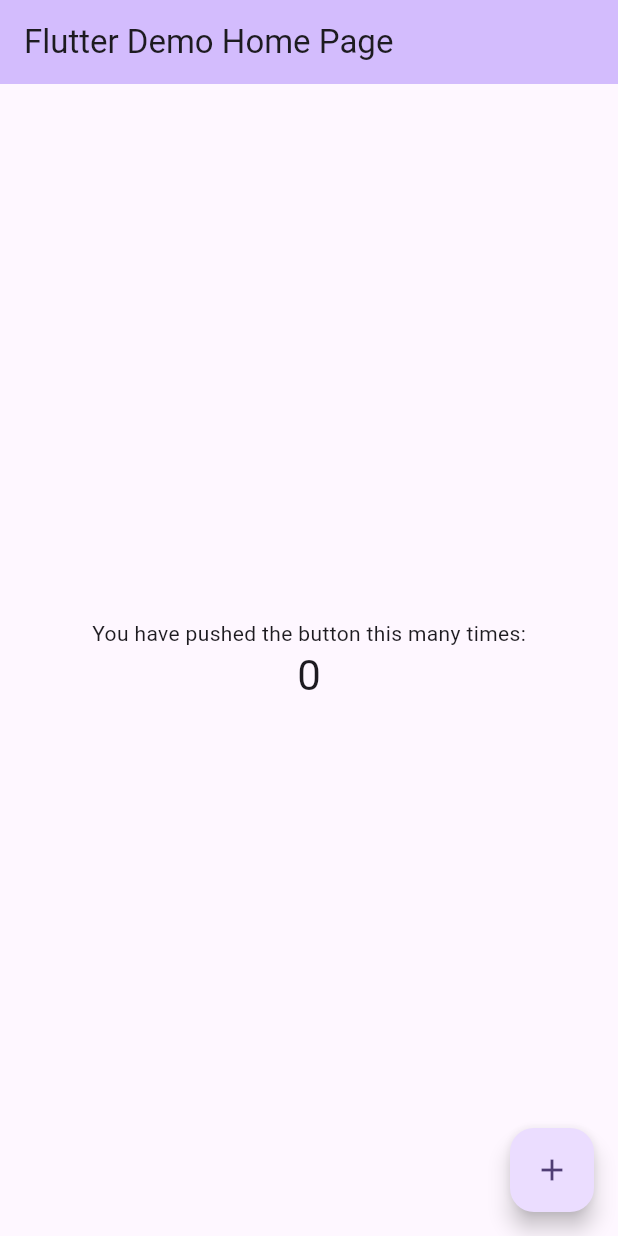
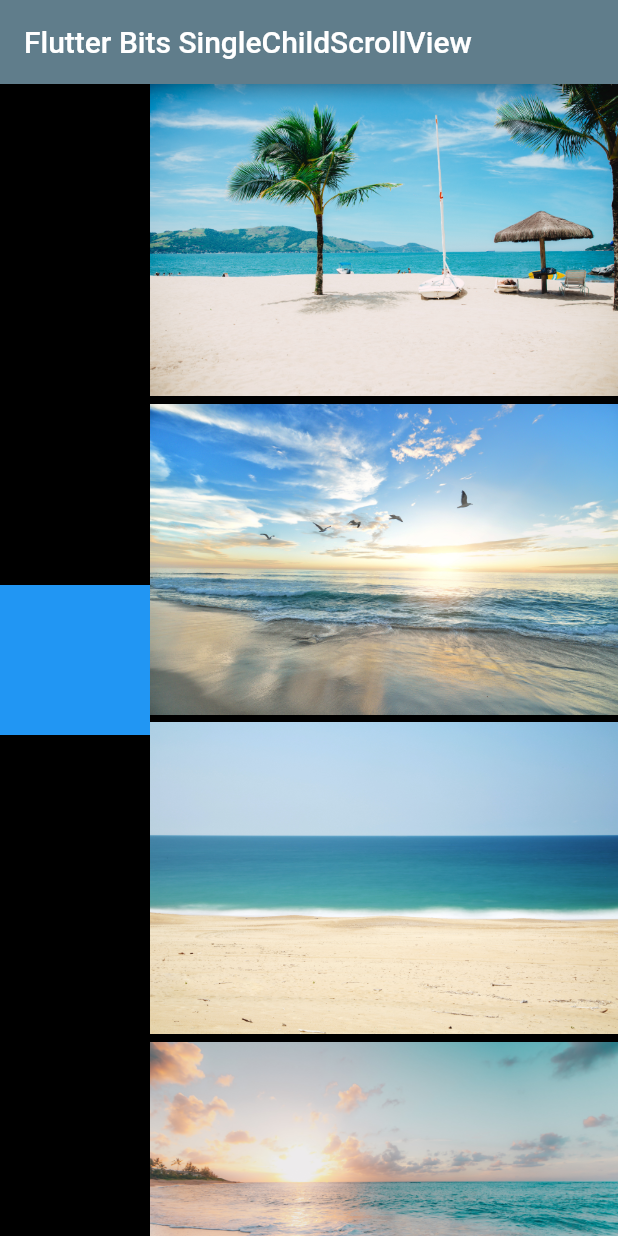
Before and after one commit to FlutterBitsYouTube/SingleChildScrollView, a Flutter app: the screen it shows after launch, on a phone screen of 412 x 824 dp. Run offline on Flutter 3.47's test engine with Material 2 defaults, Android fonts, the light colour scheme and no system bars.

Commit message:
final version

```diff
--- /dev/null
+++ b/lib/fb_app_bar.dart
@@ -0,0 +1,16 @@
+import 'package:flutter/material.dart';
+
+class FBAppBar extends StatelessWidget implements PreferredSizeWidget {
+  const FBAppBar({super.key});
+
+  @override
+  Widget build(BuildContext context) {
+    return AppBar(
+      title: const Text('Flutter Bits SingleChildScrollView'),
+      backgroundColor: Colors.blueGrey,
+    );
+  }
+
+  @override
+  Size get preferredSize => const Size.fromHeight(kToolbarHeight);
+}
--- /dev/null
+++ b/lib/fb_body.dart
@@ -0,0 +1,42 @@
+import 'package:flutter/material.dart';
+
+class FBBody extends StatelessWidget {
+  const FBBody({super.key});
+
+  @override
+  Widget build(BuildContext context) {
+    return Row(
+      children: [
+        Container(
+          height: 100,
+          width: 100,
+          color: Colors.blue,
+        ),
+        Expanded(
+          child: SingleChildScrollView(
+            child: Column(
+              children: [
+                Image.asset('assets/b1.jpg'),
+                const SizedBox(
+                  height: 5,
+                  width: 5,
+                ),
+                Image.asset('assets/b2.jpg'),
+                const SizedBox(
+                  height: 5,
+                  width: 5,
+                ),
+                Image.asset('assets/b3.jpg'),
+                const SizedBox(
+                  height: 5,
+                  width: 5,
+                ),
+                Image.asset('assets/b4.jpg'),
+              ],
+            ),
+          ),
+        ),
+      ],
+    );
+  }
+}
--- a/lib/main.dart
+++ b/lib/main.dart
@@ -1,125 +1,25 @@
+import './fb_app_bar.dart';
+import './fb_body.dart';
 import 'package:flutter/material.dart';
 
 void main() {
-  runApp(const MyApp());
+  runApp(const FBSingleChildScrollView());
 }
 
-class MyApp extends StatelessWidget {
-  const MyApp({super.key});
+class FBSingleChildScrollView extends StatelessWidget {
+  const FBSingleChildScrollView({super.key});
 
   // This widget is the root of your application.
   @override
   Widget build(BuildContext context) {
     return MaterialApp(
-      title: 'Flutter Demo',
-      theme: ThemeData(
-        // This is the theme of your application.
-        //
-        // TRY THIS: Try running your application with "flutter run". You'll see
-        // the application has a blue toolbar. Then, without quitting the app,
-        // try changing the seedColor in the colorScheme below to Colors.green
-        // and then invoke "hot reload" (save your changes or press the "hot
-        // reload" button in a Flutter-supported IDE, or press "r" if you used
-        // the command line to start the app).
-        //
-        // Notice that the counter didn't reset back to zero; the application
-        // state is not lost during the reload. To reset the state, use hot
-        // restart instead.
-        //
-        // This works for code too, not just values: Most code changes can be
-        // tested with just a hot reload.
-        colorScheme: ColorScheme.fromSeed(seedColor: Colors.deepPurple),
-        useMaterial3: true,
+      home: Scaffold(
+        appBar: const FBAppBar(),
+        body: Container(
+          color: Colors.black,
+          child: const FBBody(),
+        ),
       ),
-      home: const MyHomePage(title: 'Flutter Demo Home Page'),
     );
   }
 }
-
-class MyHomePage extends StatefulWidget {
-  const MyHomePage({super.key, required this.title});
-
-  // This widget is the home page of your application. It is stateful, meaning
-  // that it has a State object (defined below) that contains fields that affect
-  // how it looks.
-
-  // This class is the configuration for the state. It holds the values (in this
-  // case the title) provided by the parent (in this case the App widget) and
-  // used by the build method of the State. Fields in a Widget subclass are
-  // always marked "final".
-
-  final String title;
-
-  @override
-  State<MyHomePage> createState() => _MyHomePageState();
-}
-
-class _MyHomePageState extends State<MyHomePage> {
-  int _counter = 0;
-
-  void _incrementCounter() {
-    setState(() {
-      // This call to setState tells the Flutter framework that something has
-      // changed in this State, which causes it to rerun the build method below
-      // so that the display can reflect the updated values. If we changed
-      // _counter without calling setState(), then the build method would not be
-      // called again, and so nothing would appear to happen.
-      _counter++;
-    });
-  }
-
-  @override
-  Widget build(BuildContext context) {
-    // This method is rerun every time setState is called, for instance as done
-    // by the _incrementCounter method above.
-    //
-    // The Flutter framework has been optimized to make rerunning build methods
-    // fast, so that you can just rebuild anything that needs updating rather
-    // than having to individually change instances of widgets.
-    return Scaffold(
-      appBar: AppBar(
-        // TRY THIS: Try changing the color here to a specific color (to
-        // Colors.amber, perhaps?) and trigger a hot reload to see the AppBar
-        // change color while the other colors stay the same.
-        backgroundColor: Theme.of(context).colorScheme.inversePrimary,
-        // Here we take the value from the MyHomePage object that was created by
-        // the App.build method, and use it to set our appbar title.
-        title: Text(widget.title),
-      ),
-      body: Center(
-        // Center is a layout widget. It takes a single child and positions it
-        // in the middle of the parent.
-        child: Column(
-          // Column is also a layout widget. It takes a list of children and
-          // arranges them vertically. By default, it sizes itself to fit its
-          // children horizontally, and tries to be as tall as its parent.
-          //
-          // Column has various properties to control how it sizes itself and
-          // how it positions its children. Here we use mainAxisAlignment to
-          // center the children vertically; the main axis here is the vertical
-          // axis because Columns are vertical (the cross axis would be
-          // horizontal).
-          //
-          // TRY THIS: Invoke "debug painting" (choose the "Toggle Debug Paint"
-          // action in the IDE, or press "p" in the console), to see the
-          // wireframe for each widget.
-          mainAxisAlignment: MainAxisAlignment.center,
-          children: <Widget>[
-            const Text(
-              'You have pushed the button this many times:',
-            ),
-            Text(
-              '$_counter',
-              style: Theme.of(context).textTheme.headlineMedium,
-            ),
-          ],
-        ),
-      ),
-      floatingActionButton: FloatingActionButton(
-        onPressed: _incrementCounter,
-        tooltip: 'Increment',
-        child: const Icon(Icons.add),
-      ), // This trailing comma makes auto-formatting nicer for build methods.
-    );
-  }
-}
```
Also changed, not shown: pubspec.yaml (+3 -4 lines), assets/b1.jpg (added), assets/b2.jpg (added), assets/b3.jpg (added), assets/b4.jpg (added), 1 other file.
